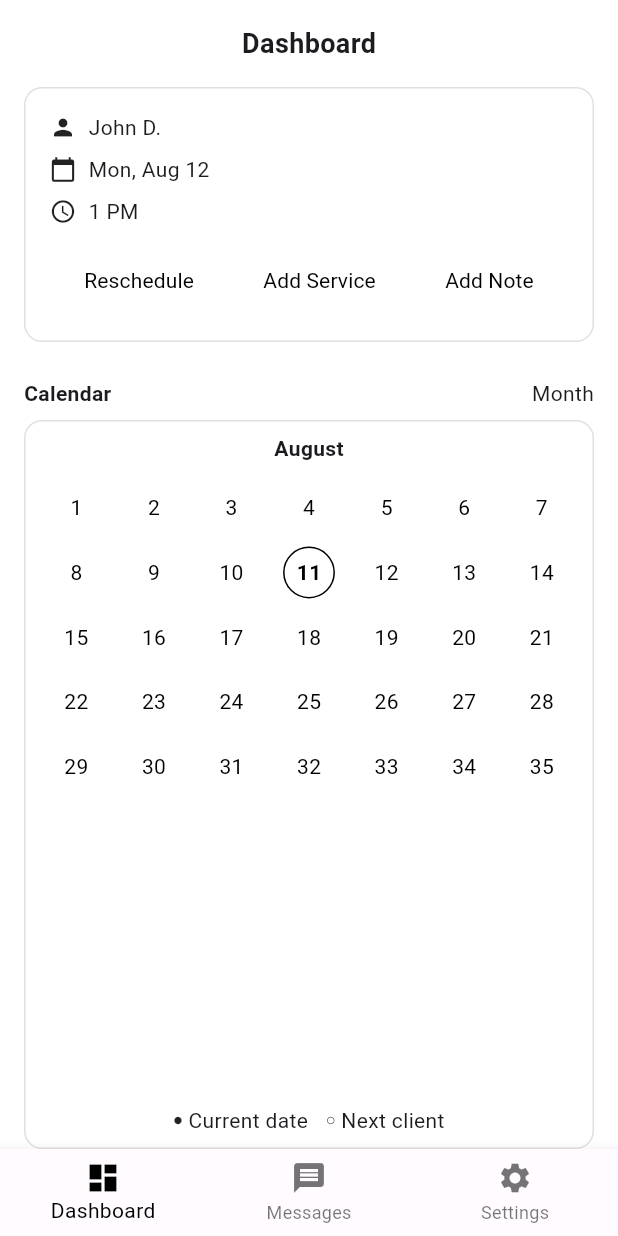
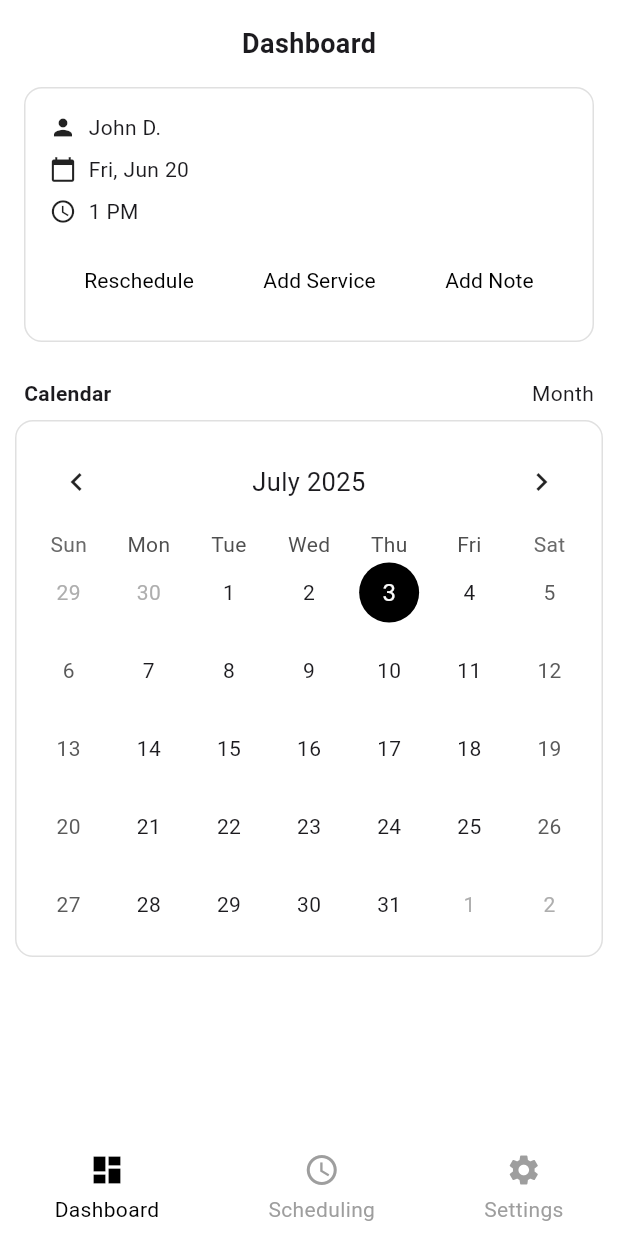
Before and after one commit to mateusdiasherculano/barbearia, a Flutter app: the BarberDashboardPage screen opened by its route, on a phone screen of 412 x 824 dp. Run offline on Flutter 3.47's test engine with Material 3 defaults, Android fonts, the phone set to English and light mode, and no system bars; drawn by our look-alikes of table_calendar; our stand-ins replace cloud_firestore, firebase_auth, firebase_core, firebase_crashlytics, firebase_storage, flutter_modular and 3 more; accounts and stored records are empty.

Commit message:
construindo a tela dashboard,scheduling e settings da aplicação

```diff
--- a/lib/app/features/barber_dashboard/barber_dashboard_module.dart
+++ b/lib/app/features/barber_dashboard/barber_dashboard_module.dart
@@ -1,4 +1,6 @@
 import 'package:barbearia/app/features/barber_dashboard/presenter/barber_dashboard_page.dart';
+import 'package:barbearia/app/features/barber_dashboard/presenter/scheduling_page.dart';
+import 'package:barbearia/app/features/barber_dashboard/presenter/settings_page.dart';
 import 'package:flutter_modular/flutter_modular.dart';
 
 class BarberDashboardModule extends Module {
@@ -6,5 +8,7 @@ class BarberDashboardModule extends Module {
 
   void routes(r) {
     r.child('/', child: (context) => const BarberDashboardPage());
+    r.child('/scheduling', child: (context) => const SchedulingPage());
+    r.child('/settings', child: (context) => const SettingsPage());
   }
 }
--- a/lib/app/features/barber_dashboard/presenter/barber_dashboard_page.dart
+++ b/lib/app/features/barber_dashboard/presenter/barber_dashboard_page.dart
@@ -1,37 +1,57 @@
 import 'package:flutter/material.dart';
+import 'package:flutter_modular/flutter_modular.dart';
+import 'package:table_calendar/table_calendar.dart';
+
+import '../utils/custom_bottom_nav_item.dart';
+import '../utils/next_client_card.dart';
 
 class BarberDashboardPage extends StatefulWidget {
-  const BarberDashboardPage({Key? key}) : super(key: key);
+  const BarberDashboardPage({super.key});
 
   @override
-  State<BarberDashboardPage> createState() => _DashboardPageState();
+  State<BarberDashboardPage> createState() => _BarberDashboardPageState();
 }
 
-class _DashboardPageState extends State<BarberDashboardPage> {
-  int _selectedIndex = 0;
-  final DateTime _currentDate = DateTime.now();
-  final DateTime _nextClientDate = DateTime(2024, 8, 11);
+class _BarberDashboardPageState extends State<BarberDashboardPage> {
+  DateTime today = DateTime.now();
+  void _onDaySelected(DateTime day, DateTime focusedDay) {
+    setState(() {
+      today = day;
+    });
+  }
 
   @override
   Widget build(BuildContext context) {
     return Scaffold(
       backgroundColor: Colors.white,
-      bottomNavigationBar: BottomNavigationBar(
-        currentIndex: _selectedIndex,
-        onTap: (index) => setState(() => _selectedIndex = index),
-        items: const [
-          BottomNavigationBarItem(
-              icon: Icon(Icons.dashboard), label: 'Dashboard'),
-          BottomNavigationBarItem(icon: Icon(Icons.message), label: 'Messages'),
-          BottomNavigationBarItem(
-              icon: Icon(Icons.settings), label: 'Settings'),
-        ],
-      ),
       body: SafeArea(
+        child: SingleChildScrollView(
+          child: Padding(
+            padding: const EdgeInsets.only(bottom: 80), // espaço pro bottom nav
             child: Column(
               crossAxisAlignment: CrossAxisAlignment.start,
               children: [
-            const Padding(
+                _buildTitle(),
+                const NextClientCard(
+                  clientName: 'John D.',
+                  dateText: 'Fri, Jun 20',
+                  timeText: '1 PM',
+                ),
+                const SizedBox(height: 24),
+                _buildCalendarLabel(),
+                const SizedBox(height: 8),
+                _buildCalendar(),
+              ],
+            ),
+          ),
+        ),
+      ),
+      bottomNavigationBar: _buildBottomNavigation(),
+    );
+  }
+
+  Widget _buildTitle() {
+    return const Padding(
       padding: EdgeInsets.all(16),
       child: Center(
         child: Text(
@@ -39,77 +59,25 @@ class _DashboardPageState extends State<BarberDashboardPage> {
           style: TextStyle(fontSize: 18, fontWeight: FontWeight.bold),
         ),
       ),
-            ),
-            // Next client card
-            Padding(
-              padding: const EdgeInsets.symmetric(horizontal: 16),
-              child: Container(
-                padding: const EdgeInsets.all(16),
-                decoration: BoxDecoration(
-                  border: Border.all(color: Colors.grey.shade300),
-                  borderRadius: BorderRadius.circular(12),
-                ),
-                child: Column(
-                  children: [
-                    const Row(
-                      children: [
-                        Icon(Icons.person, size: 18),
-                        SizedBox(width: 8),
-                        Text('John D.'),
-                      ],
-                    ),
-                    const SizedBox(height: 8),
-                    const Row(
-                      children: [
-                        Icon(Icons.calendar_today, size: 18),
-                        SizedBox(width: 8),
-                        Text('Mon, Aug 12'),
-                      ],
-                    ),
-                    const SizedBox(height: 8),
-                    const Row(
-                      children: [
-                        Icon(Icons.access_time, size: 18),
-                        SizedBox(width: 8),
-                        Text('1 PM'),
-                      ],
-                    ),
-                    const SizedBox(height: 12),
-                    Row(
-                      mainAxisAlignment: MainAxisAlignment.spaceAround,
-                      children: [
-                        TextButton(
-                            onPressed: () {}, child: const Text('Reschedule')),
-                        TextButton(
-                            onPressed: () {}, child: const Text('Add Service')),
-                        TextButton(
-                            onPressed: () {}, child: const Text('Add Note')),
-                      ],
-                    ),
-                  ],
-                ),
-              ),
-            ),
-            const SizedBox(height: 24),
-            // Calendar label
-            const Padding(
+    );
+  }
+
+  Widget _buildCalendarLabel() {
+    return const Padding(
       padding: EdgeInsets.symmetric(horizontal: 16),
       child: Row(
         mainAxisAlignment: MainAxisAlignment.spaceBetween,
         children: [
-                  Text(
-                    'Calendar',
-                    style: TextStyle(fontWeight: FontWeight.bold),
-                  ),
+          Text('Calendar', style: TextStyle(fontWeight: FontWeight.bold)),
           Text('Month'),
         ],
       ),
-            ),
-            const SizedBox(height: 8),
-            // Calendar grid
-            Expanded(
-              child: Padding(
-                padding: const EdgeInsets.symmetric(horizontal: 16),
+    );
+  }
+
+  Widget _buildCalendar() {
+    return Padding(
+      padding: const EdgeInsets.symmetric(horizontal: 10),
       child: Container(
         decoration: BoxDecoration(
           border: Border.all(color: Colors.grey.shade300),
@@ -118,73 +86,59 @@ class _DashboardPageState extends State<BarberDashboardPage> {
         padding: const EdgeInsets.all(8),
         child: Column(
           children: [
-                      const Text(
-                        'August',
-                        style: TextStyle(fontWeight: FontWeight.bold),
+            TableCalendar(
+              headerStyle: const HeaderStyle(
+                  formatButtonVisible: false, titleCentered: true),
+              availableGestures: AvailableGestures.all,
+              selectedDayPredicate: (day) => isSameDay(day, today),
+              focusedDay: today,
+              firstDay: DateTime.utc(2020, 1, 1),
+              lastDay: DateTime.utc(2030, 12, 31),
+              onDaySelected: _onDaySelected,
+              calendarFormat: CalendarFormat.month,
+              calendarStyle: const CalendarStyle(
+                  todayDecoration: BoxDecoration(
+                    color: Colors.black38,
+                    shape: BoxShape.circle,
                   ),
-                      const SizedBox(height: 8),
-                      Expanded(
-                        child: GridView.builder(
-                          itemCount: 35,
-                          gridDelegate:
-                              const SliverGridDelegateWithFixedCrossAxisCount(
-                            crossAxisCount: 7,
-                            childAspectRatio: 1.2,
-                          ),
-                          itemBuilder: (context, index) {
-                            int day = index + 1;
-                            bool isCurrentDate = day == _currentDate.day &&
-                                _currentDate.month == 8;
-                            bool isNextClient = day == _nextClientDate.day;
-
-                            return Center(
-                              child: Container(
-                                decoration: BoxDecoration(
+                  selectedDecoration: BoxDecoration(
+                    color: Colors.black,
                     shape: BoxShape.circle,
-                                  color: isCurrentDate
-                                      ? Colors.black
-                                      : Colors.transparent,
-                                  border: isNextClient && !isCurrentDate
-                                      ? Border.all(color: Colors.black)
-                                      : null,
-                                ),
-                                padding: const EdgeInsets.all(8),
-                                child: Text(
-                                  '$day',
-                                  style: TextStyle(
-                                    color: isCurrentDate
-                                        ? Colors.white
-                                        : Colors.black,
-                                    fontWeight: isCurrentDate || isNextClient
-                                        ? FontWeight.bold
-                                        : FontWeight.normal,
-                                  ),
-                                ),
-                              ),
-                            );
-                          },
-                        ),
-                      ),
-                      const Row(
-                        mainAxisAlignment: MainAxisAlignment.center,
-                        children: [
-                          Icon(Icons.circle, size: 6),
-                          SizedBox(width: 4),
-                          Text("Current date"),
-                          SizedBox(width: 12),
-                          Icon(Icons.circle_outlined, size: 6),
-                          SizedBox(width: 4),
-                          Text("Next client"),
-                        ],
-                      )
-                    ],
-                  ),
-                ),
-              ),
+                  )),
             ),
           ],
         ),
       ),
     );
   }
+
+  Widget _buildBottomNavigation() {
+    return Container(
+      color: Colors.white,
+      padding: const EdgeInsets.symmetric(vertical: 8),
+      child: Row(
+        mainAxisAlignment: MainAxisAlignment.spaceAround,
+        children: [
+          CustomBottomNavItem(
+            icon: Icons.dashboard,
+            label: 'Dashboard',
+            isSelected: Modular.to.path.endsWith('/BarberDashboard'),
+            onTap: () => Modular.to.navigate('/BarberDashboard'),
+          ),
+          CustomBottomNavItem(
+            icon: Icons.schedule,
+            label: 'Scheduling',
+            isSelected: Modular.to.path.endsWith('/BarberDashboard/scheduling'),
+            onTap: () => Modular.to.navigate('/BarberDashboard/scheduling'),
+          ),
+          CustomBottomNavItem(
+            icon: Icons.settings,
+            label: 'Settings',
+            isSelected: Modular.to.path.endsWith('/BarberDashboard/settings'),
+            onTap: () => Modular.to.navigate('/BarberDashboard/settings'),
+          ),
+        ],
+      ),
+    );
   }
+}
--- /dev/null
+++ b/lib/app/features/barber_dashboard/presenter/scheduling_page.dart
@@ -0,0 +1,14 @@
+import 'package:flutter/material.dart';
+
+class SchedulingPage extends StatelessWidget {
+  const SchedulingPage({super.key});
+
+  @override
+  Widget build(BuildContext context) {
+    return const Scaffold(
+      body: Center(
+        child: Text('Scheduling page'),
+      ),
+    );
+  }
+}
--- /dev/null
+++ b/lib/app/features/barber_dashboard/presenter/settings_page.dart
@@ -0,0 +1,14 @@
+import 'package:flutter/material.dart';
+
+class SettingsPage extends StatelessWidget {
+  const SettingsPage({super.key});
+
+  @override
+  Widget build(BuildContext context) {
+    return const Scaffold(
+      body: Center(
+        child: Text('Scheduling page'),
+      ),
+    );
+  }
+}
--- /dev/null
+++ b/lib/app/features/barber_dashboard/utils/custom_bottom_nav_item.dart
@@ -0,0 +1,40 @@
+import 'package:flutter/material.dart';
+
+class CustomBottomNavItem extends StatelessWidget {
+  final IconData icon;
+  final String label;
+  final bool isSelected;
+  final VoidCallback onTap;
+
+  const CustomBottomNavItem({
+    super.key,
+    required this.icon,
+    required this.label,
+    required this.isSelected,
+    required this.onTap,
+  });
+
+  @override
+  Widget build(BuildContext context) {
+    return GestureDetector(
+      onTap: onTap,
+      child: Column(
+        mainAxisSize: MainAxisSize.min,
+        children: [
+          Icon(
+            icon,
+            color: isSelected ? Colors.black : Colors.grey,
+          ),
+          const SizedBox(height: 4),
+          Text(
+            label,
+            style: TextStyle(
+              color: isSelected ? Colors.black : Colors.grey,
+              fontWeight: isSelected ? FontWeight.w100 : FontWeight.normal,
+            ),
+          ),
+        ],
+      ),
+    );
+  }
+}
--- /dev/null
+++ b/lib/app/features/barber_dashboard/utils/next_client_card.dart
@@ -0,0 +1,64 @@
+import 'package:flutter/material.dart';
+
+class NextClientCard extends StatelessWidget {
+  final String clientName;
+  final String dateText;
+  final String timeText;
+
+  const NextClientCard({
+    required this.clientName,
+    required this.dateText,
+    required this.timeText,
+    super.key,
+  });
+
+  @override
+  Widget build(BuildContext context) {
+    return Padding(
+      padding: const EdgeInsets.symmetric(horizontal: 16),
+      child: Container(
+        padding: const EdgeInsets.all(16),
+        decoration: BoxDecoration(
+          border: Border.all(color: Colors.grey.shade300),
+          borderRadius: BorderRadius.circular(12),
+        ),
+        child: Column(
+          children: [
+            Row(
+              children: [
+                const Icon(Icons.person, size: 18),
+                const SizedBox(width: 8),
+                Text(clientName),
+              ],
+            ),
+            const SizedBox(height: 8),
+            Row(
+              children: [
+                const Icon(Icons.calendar_today, size: 18),
+                const SizedBox(width: 8),
+                Text(dateText),
+              ],
+            ),
+            const SizedBox(height: 8),
+            Row(
+              children: [
+                const Icon(Icons.access_time, size: 18),
+                const SizedBox(width: 8),
+                Text(timeText),
+              ],
+            ),
+            const SizedBox(height: 12),
+            Row(
+              mainAxisAlignment: MainAxisAlignment.spaceAround,
+              children: [
+                TextButton(onPressed: () {}, child: const Text('Reschedule')),
+                TextButton(onPressed: () {}, child: const Text('Add Service')),
+                TextButton(onPressed: () {}, child: const Text('Add Note')),
+              ],
+            ),
+          ],
+        ),
+      ),
+    );
+  }
+}
```
Also changed, not shown: lib/app/features/barber_dashboard/components/scheduling_client.dart (added). Lines whose indentation alone changed are shown as unchanged.
